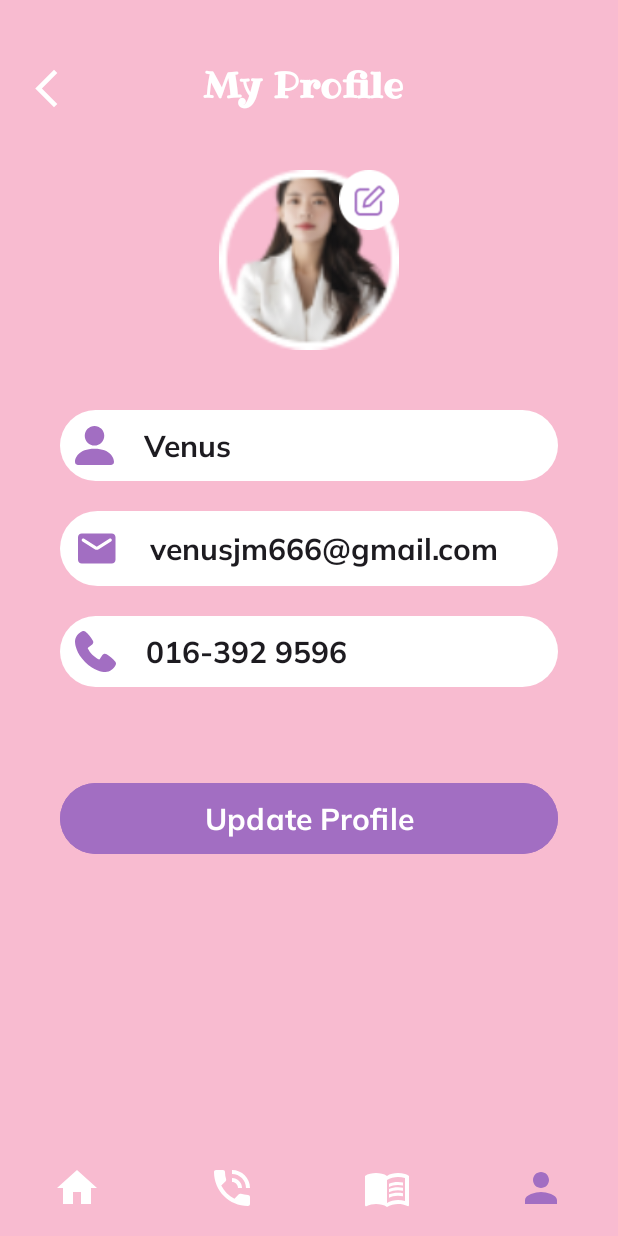
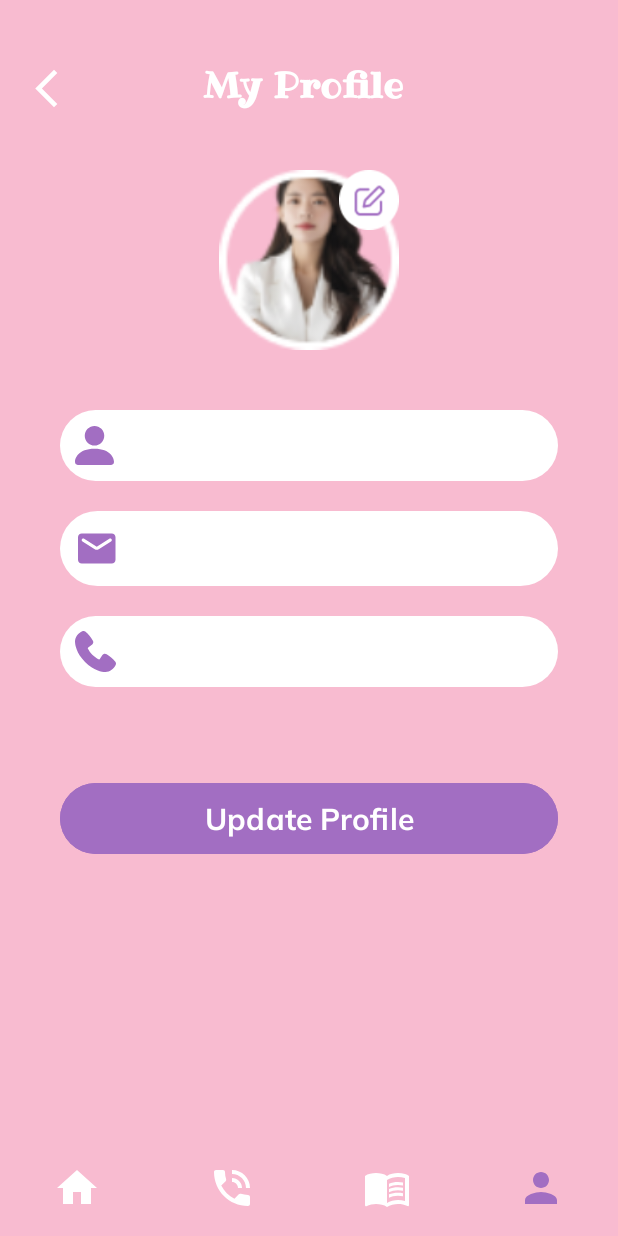
Before and after one commit to EzraDagang/Aura, an Android app: the EditProfileFragment screen opened through its navigation route, on a phone screen of 412 x 824 dp. Run offline under Robolectric (Android 15) with nearby library versions, the phone set to English and light mode, and no system bars; our stand-ins replace Firebase (no records; nobody signed in at launch, a user with empty details on screens opened directly), Picasso; pictures from the network do not load.

Commit message:
remove hardcode information for user profile-yanjie

```diff
--- a/app/src/main/res/layout/fragment_edit_profile.xml
+++ b/app/src/main/res/layout/fragment_edit_profile.xml
@@ -68,7 +68,6 @@
             android:id="@+id/ETName"
             android:layout_width="match_parent"
             android:layout_height="wrap_content"
-            android:text="Venus"
             android:fontFamily="@font/mulish_bold"
             style="@style/LoginSignUpEditTextStyle"
             android:background="@drawable/rounded_edit_text"
@@ -84,7 +83,6 @@
             android:id="@+id/ETEmail"
             android:layout_width="match_parent"
             android:layout_height="wrap_content"
-            android:text="venusjm666@gmail.com"
             android:fontFamily="@font/mulish_bold"
             style="@style/LoginSignUpEditTextStyle"
             android:background="@drawable/rounded_edit_text"
@@ -99,7 +97,6 @@
             android:id="@+id/ETPhoneNumber"
             android:layout_width="match_parent"
             android:layout_height="wrap_content"
-            android:text="016-392 9596"
             android:fontFamily="@font/mulish_bold"
             style="@style/LoginSignUpEditTextStyle"
             android:background="@drawable/rounded_edit_text"
--- a/app/src/main/res/layout/fragment_settings.xml
+++ b/app/src/main/res/layout/fragment_settings.xml
@@ -61,7 +61,6 @@
                 android:id="@+id/TVName"
                 android:layout_width="wrap_content"
                 android:layout_height="wrap_content"
-                android:text="Susan Wong"
                 android:fontFamily="@font/roboto_slab_bold"
                 android:textSize="24sp"
                 android:textColor="@color/white"
@@ -73,7 +72,6 @@
                 android:id="@+id/TVRole"
                 android:layout_width="wrap_content"
                 android:layout_height="wrap_content"
-                android:text="Mentor"
                 android:fontFamily="@font/mulish_bold"
                 android:textSize="16sp"
                 android:textColor="@color/white"
@@ -108,7 +106,6 @@
             android:id="@+id/ETName"
             android:layout_width="match_parent"
             android:layout_height="wrap_content"
-            android:text="Venus"
             android:fontFamily="@font/mulish_bold"
             style="@style/LoginSignUpEditTextStyle"
             android:background="@drawable/rounded_edit_text"
@@ -124,7 +121,6 @@
             android:id="@+id/ETEmail"
             android:layout_width="match_parent"
             android:layout_height="wrap_content"
-            android:text="venusjm666@gmail.com"
             android:fontFamily="@font/mulish_bold"
             style="@style/LoginSignUpEditTextStyle"
             android:background="@drawable/rounded_edit_text"
@@ -139,7 +135,6 @@
             android:id="@+id/ETPhoneNumber"
             android:layout_width="match_parent"
             android:layout_height="wrap_content"
-            android:text="016-392 9596"
             android:fontFamily="@font/mulish_bold"
             style="@style/LoginSignUpEditTextStyle"
             android:background="@drawable/rounded_edit_text"
```
